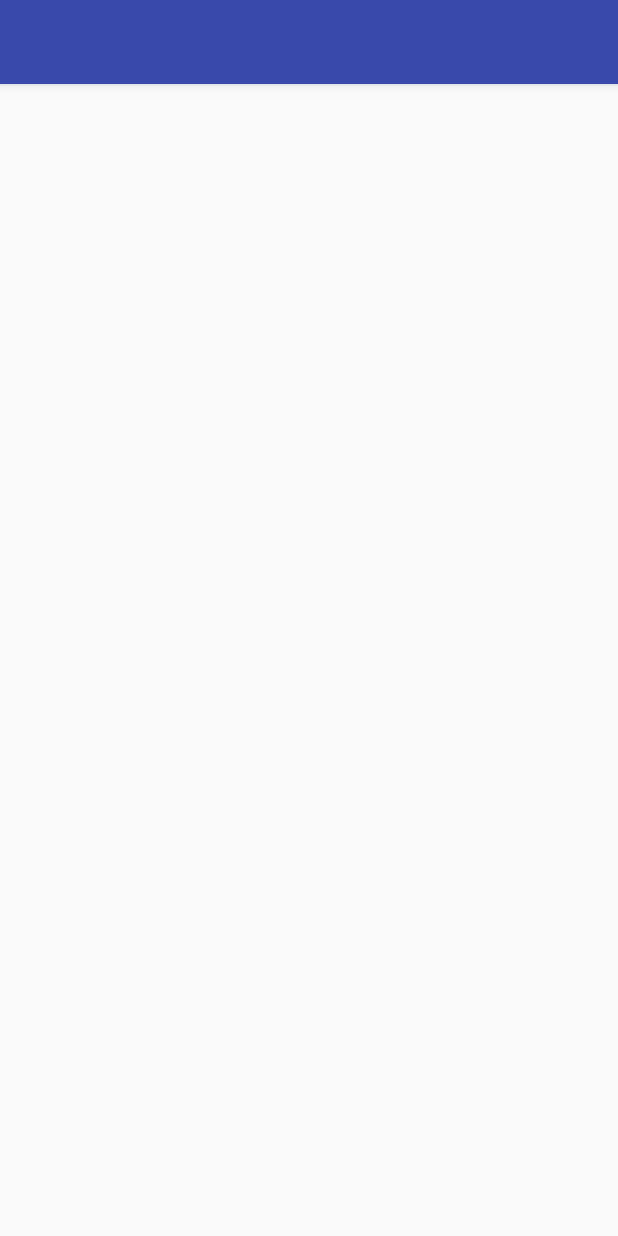
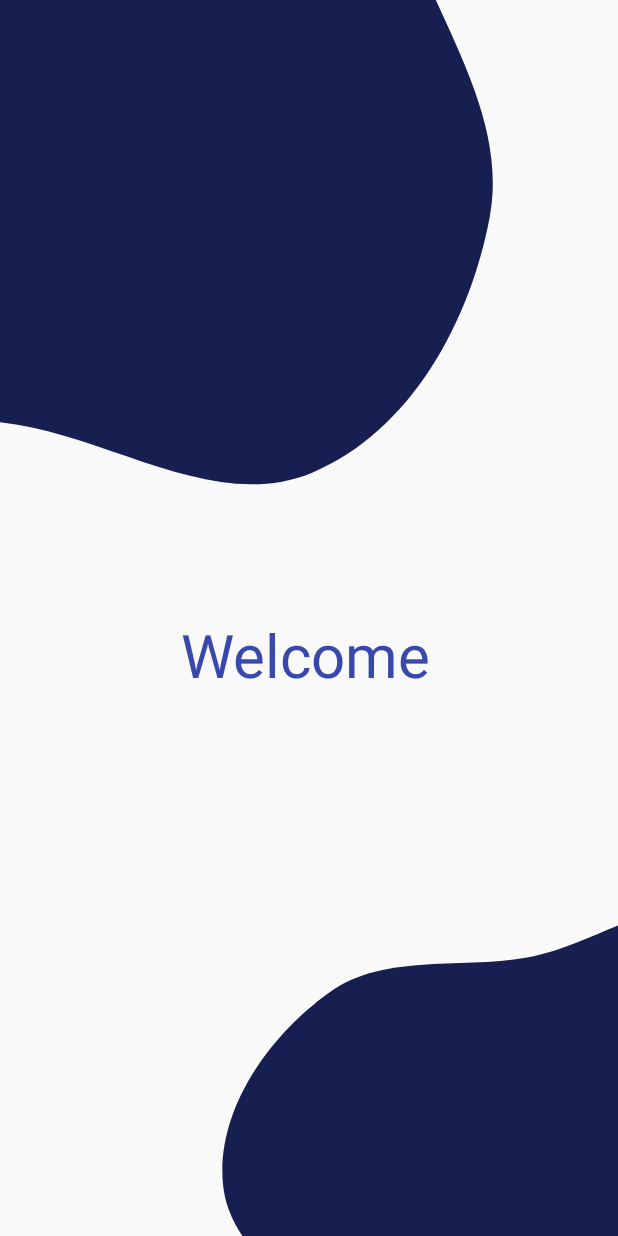
Before and after one commit to saashd/IOT-Project, an Android app: the layout activity_main.xml on its own in the app's theme, with its tools: preview values and no code run, on a phone screen of 412 x 824 dp. Run offline under Robolectric (Android 15) with nearby library versions, the phone set to English and light mode, and no system bars.

Commit message:
- Added welcome splash screen

```diff
--- /dev/null
+++ b/app/src/main/res/drawable/ic_baseline_bluetooth_24_white.xml
@@ -0,0 +1,5 @@
+<vector android:height="24dp" android:tint="#FFFFFF"
+    android:viewportHeight="24" android:viewportWidth="24"
+    android:width="24dp" xmlns:android="http://schemas.android.com/apk/res/android">
+    <path android:fillColor="@android:color/white" android:pathData="M17.71,7.71L12,2h-1v7.59L6.41,5 5,6.41 10.59,12 5,17.59 6.41,19 11,14.41L11,22h1l5.71,-5.71 -4.3,-4.29 4.3,-4.29zM13,5.83l1.88,1.88L13,9.59L13,5.83zM14.88,16.29L13,18.17v-3.76l1.88,1.88z"/>
+</vector>
--- /dev/null
+++ b/app/src/main/res/drawable/ic_simple_shiny.xml
@@ -0,0 +1,15 @@
+<vector xmlns:android="http://schemas.android.com/apk/res/android"
+    android:width="1440dp"
+    android:height="2960dp"
+    android:viewportWidth="1440"
+    android:viewportHeight="2960">
+  <path
+      android:pathData="M0,0h1440v2960h-1440z"
+      android:fillColor="#01154360"/>
+  <path
+      android:pathData="M0,1011.41C249.46,1037.94 496.97,1230.99 727.45,1131.93C958.01,1032.82 1096.01,767.95 1140.88,521.02C1182.45,292.17 1038.84,80.39 958.13,-137.76C894.3,-310.26 815.03,-465.88 717.93,-622.09C602.16,-808.31 540.29,-1063.73 334.85,-1140.38C129.59,-1216.95 -81.56,-1055.05 -293.45,-999.41C-512.89,-941.8 -755.78,-950.42 -932.15,-807.71C-1122.8,-653.45 -1258.46,-428.66 -1297.99,-186.62C-1337.85,57.48 -1271.55,309.8 -1149.81,525.1C-1033.9,730.1 -851.24,895.33 -634.35,987.07C-435.43,1071.2 -214.77,988.56 0,1011.41"
+      android:fillColor="#0e2c3e"/>
+  <path
+      android:pathData="M1440,3682C1589.87,3693.95 1758.38,3733.1 1880.36,3645.21 2001.94,3557.59 2005.5,3382.12 2053.28,3240.08 2095.84,3113.57 2158.37,2991.44 2144.97,2858.64 2131.27,2722.82 2056.74,2605.32 1978.01,2493.81 1891.91,2371.85 1811.96,2223.07 1668.1,2183.17 1524.48,2143.34 1388.97,2258.66 1243.28,2290.01 1082.32,2324.66 899.46,2278.94 767.24,2377.05 626.69,2481.35 508.34,2652.85 518.86,2827.56 529.36,3001.81 719.55,3100.23 819.41,3243.41 897.76,3355.73 930.74,3499.36 1042.58,3578.4 1156.69,3659.05 1300.71,3670.89 1440,3682"
+      android:fillColor="#1c5a82"/>
+</vector>
--- a/app/src/main/res/layout/activity_main.xml
+++ b/app/src/main/res/layout/activity_main.xml
@@ -5,26 +5,20 @@
     xmlns:tools="http://schemas.android.com/tools"
     android:layout_width="match_parent"
     android:layout_height="match_parent"
+    android:background="@drawable/ic_simple_shiny"
+    android:backgroundTint="@color/colorPrimaryDark"
     tools:context=".MainActivity">
 
-    <com.google.android.material.appbar.AppBarLayout
-        android:layout_width="match_parent"
-        android:layout_height="wrap_content">
-
-        <androidx.appcompat.widget.Toolbar
-            android:id="@+id/toolbar"
-            app:theme="@style/Toolbar"
-            android:layout_width="match_parent"
-            android:layout_height="?attr/actionBarSize"
-            android:background="?attr/colorPrimary"
-            android:textColor="@android:color/white"/>
-
-    </com.google.android.material.appbar.AppBarLayout>
-
-    <RelativeLayout
-        android:id="@+id/fragment"
-        android:layout_width="match_parent"
-        android:layout_height="match_parent"
-        app:layout_behavior="@string/appbar_scrolling_view_behavior"/>
+    <TextView
+        android:id="@+id/welcomeMessage"
+        android:layout_width="248dp"
+        android:layout_height="181dp"
+        android:layout_marginTop="50dp"
+        android:layout_marginRight="5dp"
+        android:gravity="center"
+        android:layout_gravity="center"
+        android:text="Welcome"
+        android:textColor="@color/colorPrimary"
+        android:textSize="40sp" />
 
 </androidx.coordinatorlayout.widget.CoordinatorLayout>
--- a/app/src/main/res/values/strings.xml
+++ b/app/src/main/res/values/strings.xml
@@ -13,4 +13,9 @@
 
     <string name="hello_first_fragment">Hello first fragment</string>
     <string name="hello_second_fragment">Hello second fragment. Arg: %1$s</string>
+
+    <string name="title_activity_home">Train</string>
+    <string name="title_loadCsv">Load from CSV</string>
+    <string name="title_activity_personal_details">PersonalDetailsActivity</string>
+
 </resources>
```
Also changed, not shown: app/src/main/AndroidManifest.xml (+15 -13 lines), app/src/main/java/com/example/tutorial6/MainActivity.java (+12 -21 lines), app/src/main/java/com/example/tutorial6/TerminalFragment.java (+5 -4 lines), app/src/main/java/com/example/tutorial6/TrainingActivity.java (added, +45 -0 lines), app/src/main/res/drawable/ic_animated_shape.xml (added, +45 -0 lines), app/src/main/res/layout/activity_training.xml (added, +30 -0 lines), app/src/main/res/menu/menu_devices.xml (+14 -3 lines), app/src/main/res/menu/menu_terminal.xml (+15 -3 lines).
